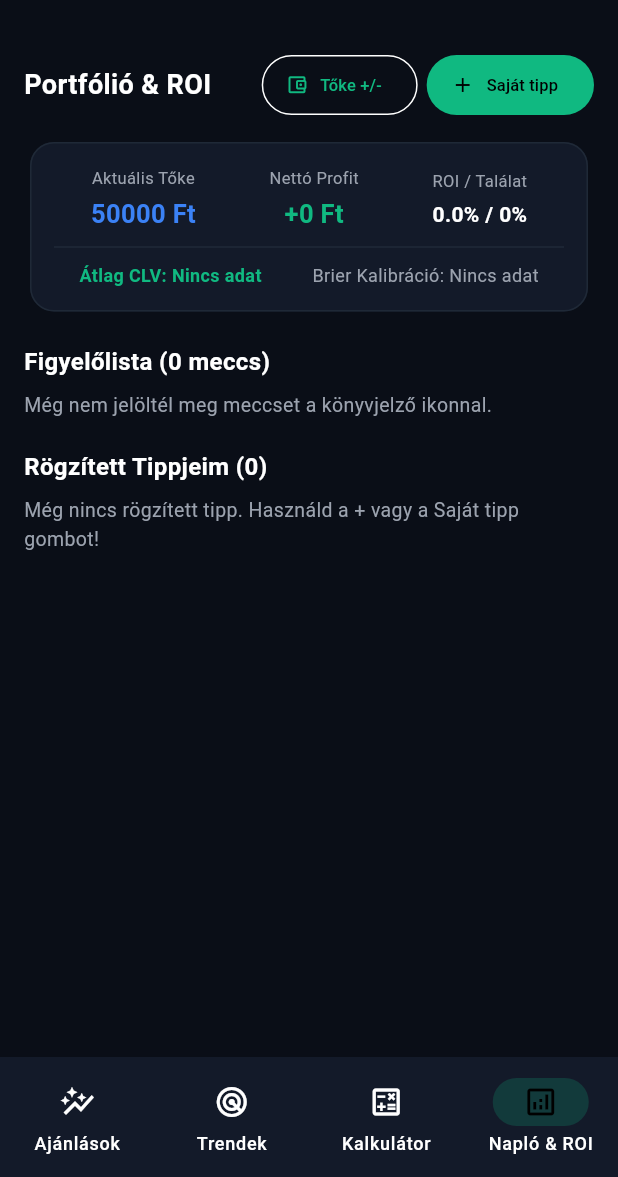
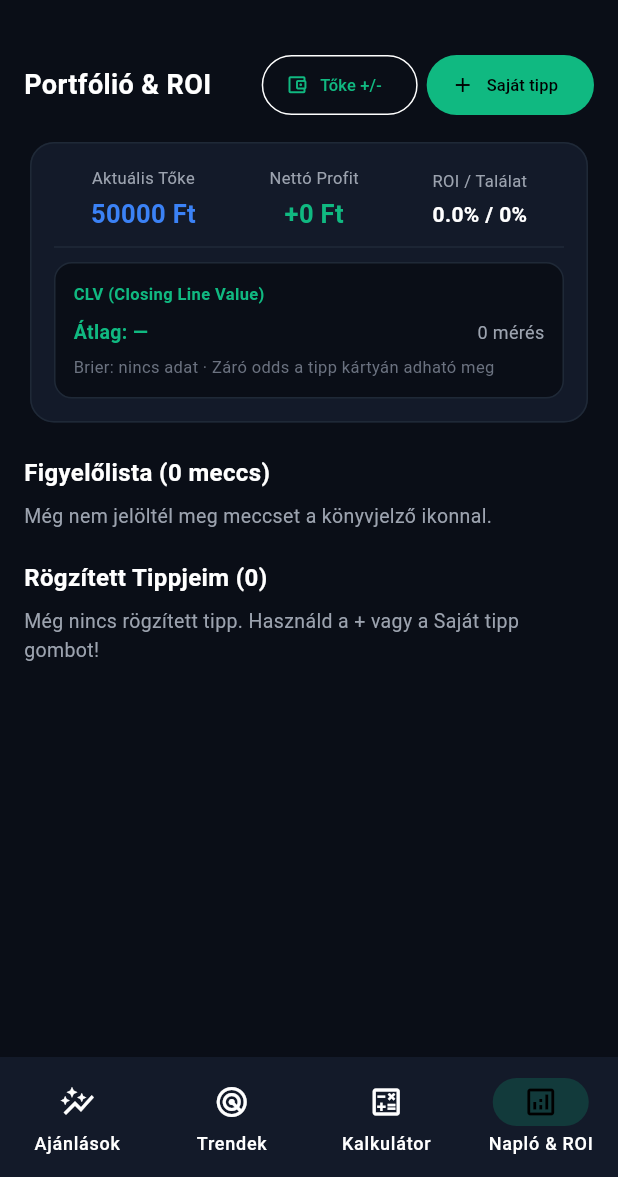
Before and after one commit to apagyizsolt6-ship-it/goaledge-ai, a Flutter app: the screen it shows after launch, item 4 of the bottom bar chosen, on a phone screen of 412 x 824 dp, the part 59-1236 px from its top. Run offline on Flutter 3.47's test engine with Material 3 defaults, Android fonts, the phone set to English and light mode, and no system bars; our stand-ins replace flutter_local_notifications, flutter_riverpod, open_filex, package_info_plus, shared_preferences; network calls fail.

Commit message:
tracker_tab.dart

```diff
--- a/lib/screens/bets/tracker_tab.dart
+++ b/lib/screens/bets/tracker_tab.dart
@@ -264,6 +264,9 @@ class _TrackerAndWatchlistTabState extends State<TrackerAndWatchlistTab> {
     final avgClv = clvList.isNotEmpty
         ? (clvList.reduce((a, b) => a + b) / clvList.length)
         : null;
+    final clvPositiveRate = clvList.isNotEmpty
+        ? (clvList.where((c) => c > 0).length / clvList.length) * 100.0
+        : null;
 
     double brierSum = 0.0;
     int brierCount = 0;
@@ -393,22 +396,46 @@ class _TrackerAndWatchlistTabState extends State<TrackerAndWatchlistTab> {
                   ],
                 ),
                 const Divider(height: 20, color: Color(0xFF1F2937)),
+                Container(
+                  width: double.infinity,
+                  padding: const EdgeInsets.all(12),
+                  decoration: BoxDecoration(
+                    color: const Color(0xFF0A0E17),
+                    borderRadius: BorderRadius.circular(12),
+                    border: Border.all(color: const Color(0xFF1F2937)),
+                  ),
+                  child: Column(
+                    crossAxisAlignment: CrossAxisAlignment.start,
+                    children: [
+                      const Text('CLV (Closing Line Value)',
+                          style: TextStyle(fontSize: 11, fontWeight: FontWeight.bold, color: Color(0xFF10B981))),
+                      const SizedBox(height: 8),
                       Row(
-                  mainAxisAlignment: MainAxisAlignment.spaceAround,
+                        mainAxisAlignment: MainAxisAlignment.spaceBetween,
                         children: [
                           Text(
-                      'Átlag CLV: ${avgClv != null ? "${avgClv >= 0 ? "+" : ""}${avgClv.toStringAsFixed(1)}%" : "Nincs adat"}',
+                            'Átlag: ${avgClv != null ? "${avgClv >= 0 ? "+" : ""}${avgClv.toStringAsFixed(1)}%" : "—"}',
                             style: TextStyle(
-                        fontSize: 12,
+                              fontSize: 13,
                               fontWeight: FontWeight.bold,
                               color: (avgClv ?? 0) >= 0 ? const Color(0xFF10B981) : const Color(0xFFF59E0B),
                             ),
                           ),
                           Text(
-                      'Brier Kalibráció: ${brierScore != null ? brierScore.toStringAsFixed(3) : "Nincs adat"}',
+                            clvList.isEmpty
+                                ? '0 mérés'
+                                : '${clvList.length} tipp · +CLV ${(clvPositiveRate ?? 0).toStringAsFixed(0)}%',
                             style: const TextStyle(fontSize: 12, color: Color(0xFF9CA3AF)),
                           ),
                         ],
+                      ),
+                      const SizedBox(height: 6),
+                      Text(
+                        'Brier: ${brierScore != null ? brierScore.toStringAsFixed(3) : "nincs adat"} · Záró odds a tipp kártyán adható meg',
+                        style: const TextStyle(fontSize: 11, color: Color(0xFF6B7280)),
+                      ),
+                    ],
+                  ),
                 ),
                 if (curvePoints.length >= 2) ...[
                   const SizedBox(height: 14),
```
Lines whose indentation alone changed are shown as unchanged.
